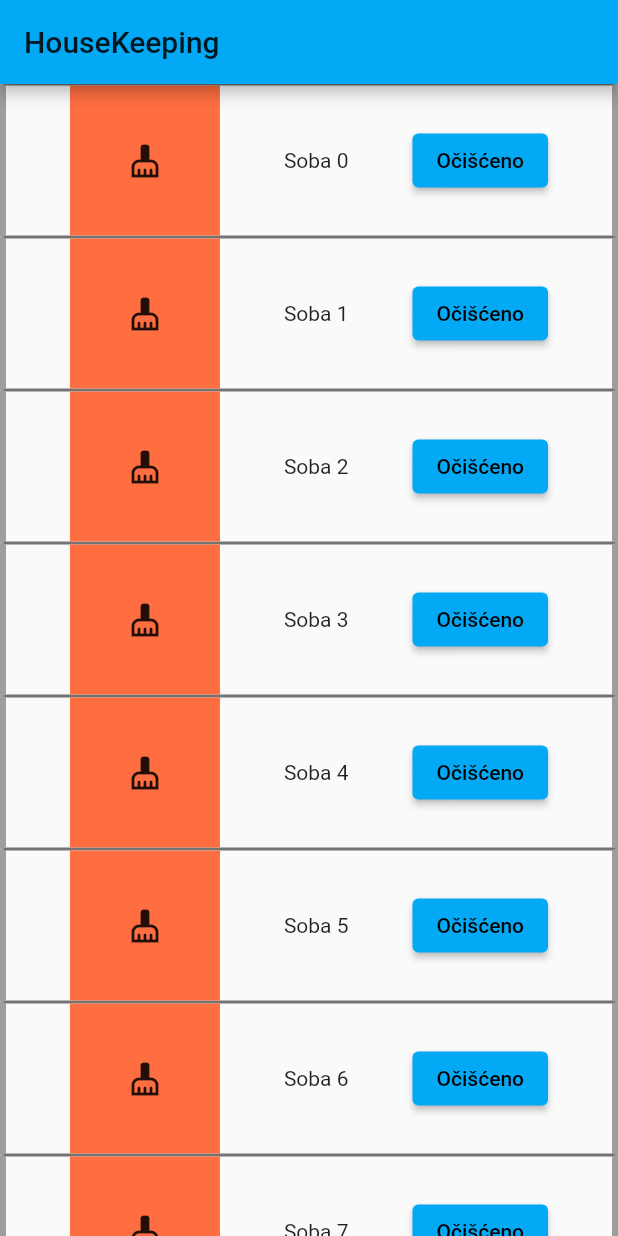
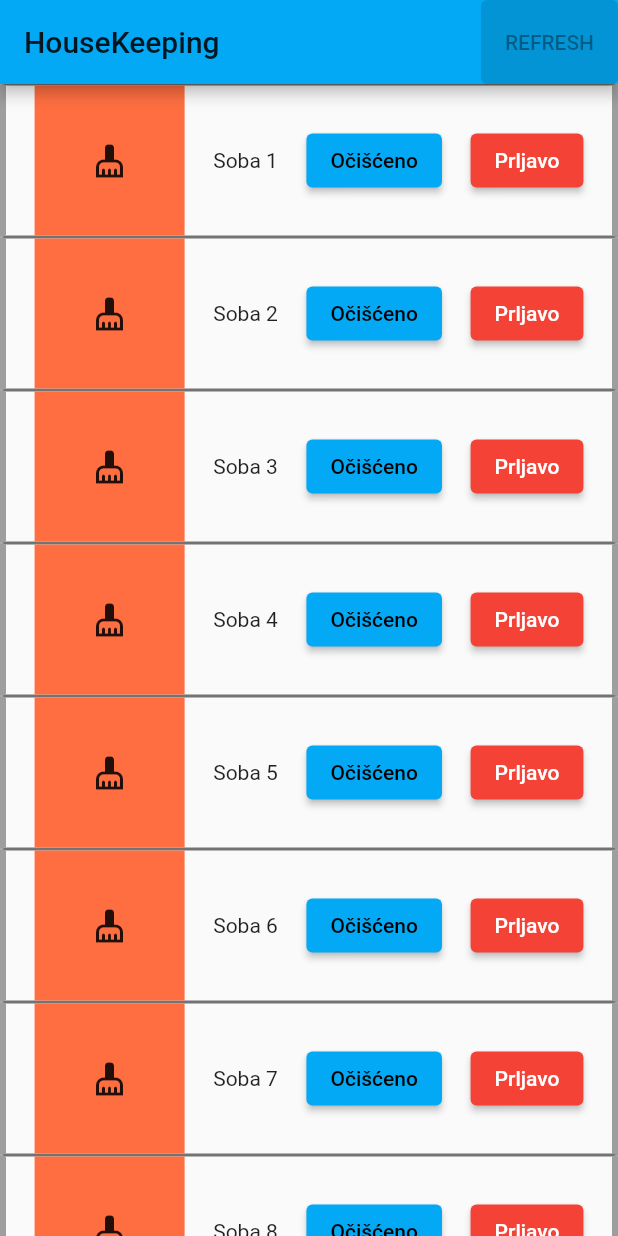
Before and after one commit to mojic2D/housekeeping_prototype, a Flutter app: the screen it shows after launch, on a phone screen of 412 x 824 dp. Run offline on Flutter 3.47's test engine with Material 2 defaults, Android fonts, the phone set to English and light mode, and no system bars.

Commit message:
Dodao 'prljavo' dugme

```diff
--- a/lib/main.dart
+++ b/lib/main.dart
@@ -13,8 +13,7 @@ class MyApp extends StatelessWidget {
       theme: ThemeData(
         primarySwatch: Colors.lightBlue,
       ),
-      //home: MyHomePage(title: 'Flutter Demo Home Page'),
-      home:RoomList(),
+      home: RoomList(),
     );
   }
 }
--- a/lib/room_list.dart
+++ b/lib/room_list.dart
@@ -1,21 +1,30 @@
 import 'package:flutter/material.dart';
+import 'package:housekeeping_prototype/api_calls.dart';
 import 'package:housekeeping_prototype/room_list_tile.dart';
 
 class RoomList extends StatelessWidget {
+
+  ApiCalls calls=new ApiCalls();
+
   @override
   Widget build(BuildContext context) {
     return Scaffold(
       appBar: AppBar(
         title: Text('HouseKeeping'),
+        actions: <Widget>[
+          ElevatedButton(
+            child: Text("REFRESH"),
+          )
+        ],
       ),
-      body:
-         ListView.builder(
-          itemCount: 20,
-          itemBuilder: (context, index) {
-            return RoomListTile(roomIndex: index,);
-          },
-        ),
-
+      body: ListView.builder(
+        itemCount: 20,
+        itemBuilder: (context, index) {
+          return RoomListTile(
+            roomIndex: index,
+          );
+        },
+      ),
     );
   }
 }
--- a/lib/room_list_tile.dart
+++ b/lib/room_list_tile.dart
@@ -1,4 +1,6 @@
 import 'package:flutter/material.dart';
+
+import 'api_calls.dart';
 
 class RoomListTile extends StatefulWidget {
   RoomListTile({@required this.roomIndex});
@@ -18,17 +20,22 @@ class _RoomListTileState extends State<RoomListTile> {
     });
   }
 
+  _roomDirty() {
+    setState(() {
+      isClean = false;
+    });
+  }
+
   @override
   Widget build(BuildContext context) {
     return Container(
       decoration: BoxDecoration(
-        border: Border(
-          top: BorderSide(width: 1.0, color: Colors.black54),
-          left: BorderSide(width: 4.0, color: Colors.grey),
-          right: BorderSide(width: 4.0, color: Colors.grey),
-          bottom: BorderSide(width: 1.0, color: Colors.black54),
-        )
-      ),
+          border: Border(
+        top: BorderSide(width: 1.0, color: Colors.black54),
+        left: BorderSide(width: 4.0, color: Colors.grey),
+        right: BorderSide(width: 4.0, color: Colors.grey),
+        bottom: BorderSide(width: 1.0, color: Colors.black54),
+      )),
       child: Row(
         mainAxisAlignment: MainAxisAlignment.spaceEvenly,
         children: [
@@ -38,10 +45,18 @@ class _RoomListTileState extends State<RoomListTile> {
             color: isClean ? Colors.lightGreen : Colors.deepOrangeAccent,
             child: Icon(!isClean ? Icons.cleaning_services : Icons.check),
           ),
-          Text('Soba ${widget.roomIndex}'),
+          Text('Soba ${widget.roomIndex+1}'),
           ElevatedButton(
             onPressed: _roomCleaned,
             child: Text('Očišćeno'),
+          ),
+          ElevatedButton(
+            style: ElevatedButton.styleFrom(
+              primary: Colors.red, // background
+              onPrimary: Colors.white, // foreground
+            ),
+            onPressed: _roomDirty,
+            child: Text('Prljavo'),
           )
         ],
       ),
--- a/pubspec.yaml
+++ b/pubspec.yaml
@@ -23,6 +23,8 @@ environment:
 dependencies:
   flutter:
     sdk: flutter
+
+  http: 0.12.2
 
 
   # The following adds the Cupertino Icons font to your application.
```
Also changed, not shown: lib/api_calls.dart (added, +24 -0 lines), pubspec.lock, 1 other file.
